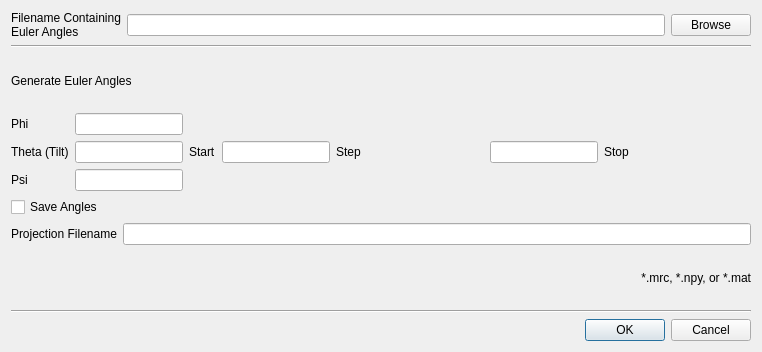
Above: GENFIRE/gui/calculateprojectionseries_dialog.ui from genfire-em/GENFIRE-Python before the change. Below: the same form after it.
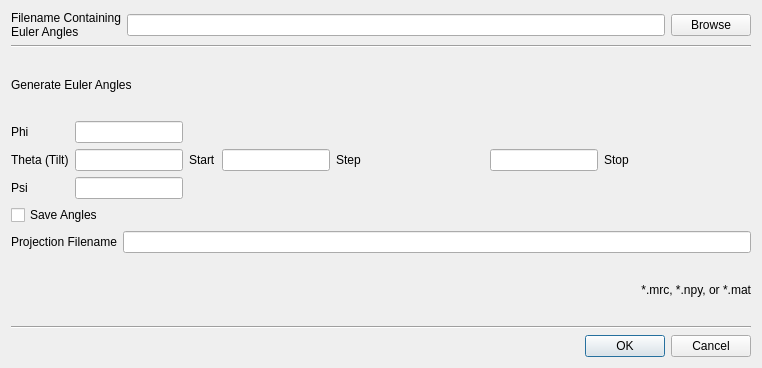
That is the form after the change.

Commit message: fixed bug in layout of projection calculator popup

The edit to the form file:
```diff
--- a/GENFIRE/gui/calculateprojectionseries_dialog.ui
+++ b/GENFIRE/gui/calculateprojectionseries_dialog.ui
@@ -7,7 +7,7 @@
     <x>0</x>
     <y>0</y>
     <width>762</width>
-    <height>352</height>
+    <height>368</height>
    </rect>
   </property>
   <property name="sizePolicy">
@@ -19,7 +19,7 @@
   <property name="windowTitle">
    <string>Dialog</string>
   </property>
-  <layout class="QVBoxLayout" name="verticalLayout_9">
+  <layout class="QHBoxLayout" name="horizontalLayout_9">
    <item>
     <layout class="QVBoxLayout" name="verticalLayout_2">
      <item>
@@ -97,6 +97,10 @@
           </layout>
          </item>
          <item>
+          <layout class="QHBoxLayout" name="horizontalLayout">
+           <item>
+            <layout class="QHBoxLayout" name="horizontalLayout_8">
+             <item>
           <layout class="QVBoxLayout" name="verticalLayout_6">
            <item>
             <widget class="QLineEdit" name="lineEdit_phi">
@@ -171,10 +175,12 @@
            </property>
           </widget>
          </item>
+            </layout>
+           </item>
          <item>
-          <layout class="QVBoxLayout" name="verticalLayout_7">
+            <layout class="QVBoxLayout" name="verticalLayout_9">
            <item>
-            <spacer name="horizontalSpacer">
+              <spacer name="horizontalSpacer_5">
              <property name="orientation">
               <enum>Qt::Horizontal</enum>
              </property>
@@ -187,9 +193,7 @@
             </spacer>
            </item>
            <item>
-            <layout class="QHBoxLayout" name="horizontalLayout">
-             <item>
-              <layout class="QVBoxLayout" name="verticalLayout_3">
+              <layout class="QHBoxLayout" name="horizontalLayout_5">
                <item>
                 <widget class="QLineEdit" name="lineEdit_thetaStep">
                  <property name="sizePolicy">
@@ -206,8 +210,6 @@
                  </property>
                 </widget>
                </item>
-              </layout>
-             </item>
              <item>
               <widget class="QLabel" name="label_5">
                <property name="text">
@@ -215,8 +217,40 @@
                </property>
               </widget>
              </item>
+              </layout>
+             </item>
              <item>
-              <layout class="QVBoxLayout" name="verticalLayout_4">
+              <spacer name="horizontalSpacer_6">
+               <property name="orientation">
+                <enum>Qt::Horizontal</enum>
+               </property>
+               <property name="sizeHint" stdset="0">
+                <size>
+                 <width>40</width>
+                 <height>20</height>
+                </size>
+               </property>
+              </spacer>
+             </item>
+            </layout>
+           </item>
+           <item>
+            <layout class="QVBoxLayout" name="verticalLayout_10">
+             <item>
+              <spacer name="horizontalSpacer_4">
+               <property name="orientation">
+                <enum>Qt::Horizontal</enum>
+               </property>
+               <property name="sizeHint" stdset="0">
+                <size>
+                 <width>40</width>
+                 <height>20</height>
+                </size>
+               </property>
+              </spacer>
+             </item>
+             <item>
+              <layout class="QHBoxLayout" name="horizontalLayout_7">
                <item>
                 <widget class="QLineEdit" name="lineEdit_thetaStop">
                  <property name="sizePolicy">
@@ -233,8 +267,6 @@
                  </property>
                 </widget>
                </item>
-              </layout>
-             </item>
              <item>
               <widget class="QLabel" name="label_6">
                <property name="text">
@@ -245,7 +277,7 @@
             </layout>
            </item>
            <item>
-            <spacer name="horizontalSpacer_2">
+              <spacer name="horizontalSpacer_3">
              <property name="orientation">
               <enum>Qt::Horizontal</enum>
              </property>
@@ -256,6 +288,8 @@
               </size>
              </property>
             </spacer>
+             </item>
+            </layout>
            </item>
           </layout>
          </item>
```
Left out of the diff: 5 changed lines with no effect on the pictures. Lines whose indentation alone changed are shown as unchanged. The commit also changes 2 other files.
